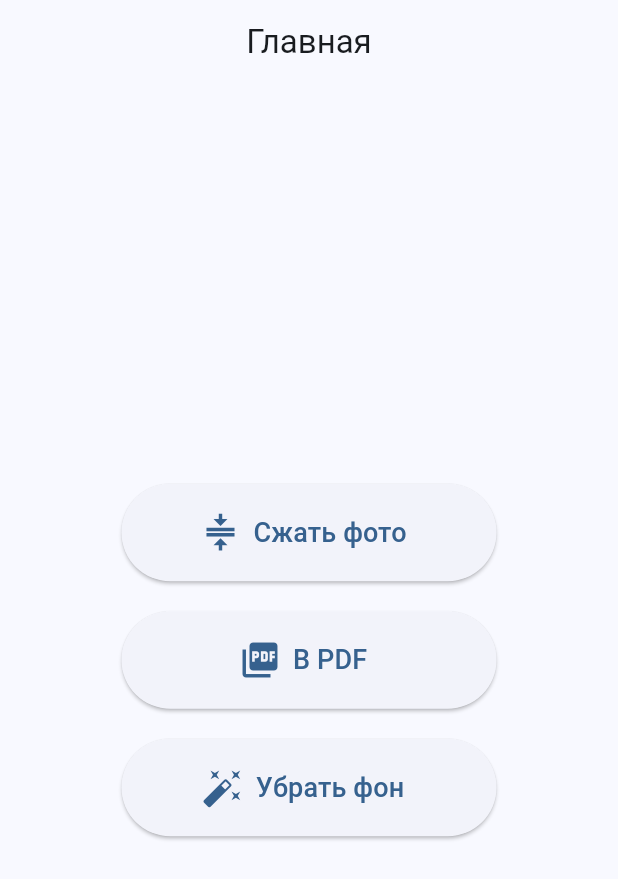
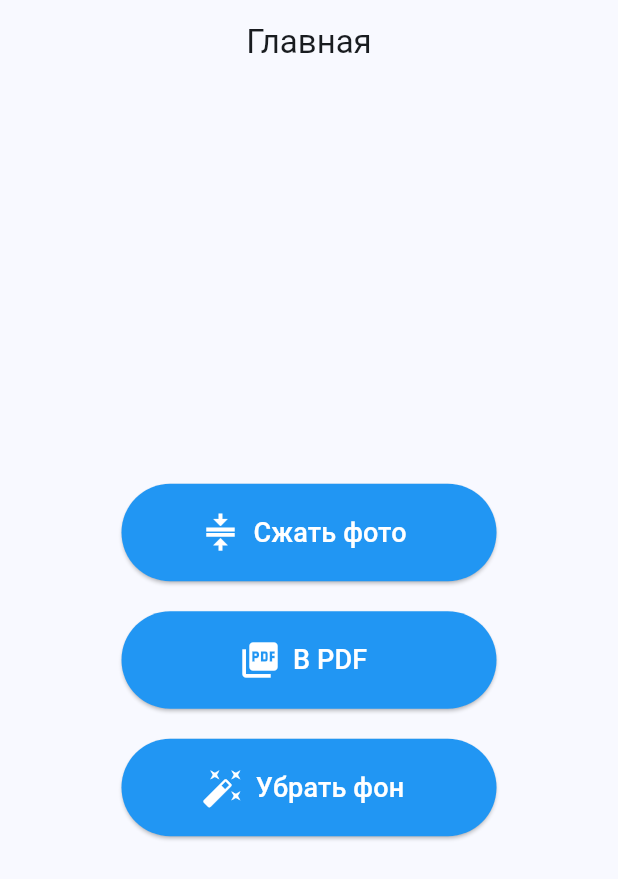
Before and after one commit to khmath2017-sys/my_photo_.com, a Flutter app: the screen it shows after launch, on a phone screen of 412 x 824 dp. Shown: the top 879 px of the screen. Run offline on Flutter 3.47's test engine with Material 3 defaults, Android fonts, the phone set to English and light mode, and no system bars; our stand-ins replace flutter_image_compress, image_picker, share_plus; missing offline and left inert: gal.

Commit message:
Update main.dart

```diff
--- a/lib/main.dart
+++ b/lib/main.dart
@@ -19,11 +19,28 @@ class MyApp extends StatelessWidget {
     return MaterialApp(
       title: 'Фото Утилиты',
       debugShowCheckedModeBanner: false,
-      theme: ThemeData(colorScheme: ColorScheme.fromSeed(seedColor: Colors.blue), useMaterial3: true),
+      theme: ThemeData(
+        colorScheme: ColorScheme.fromSeed(seedColor: Colors.blue),
+        useMaterial3: true,
+        elevatedButtonTheme: ElevatedButtonThemeData(
+          style: ElevatedButton.styleFrom(
+            backgroundColor: Colors.blue,
+            foregroundColor: Colors.white,
+          ),
+        ),
+        outlinedButtonTheme: OutlinedButtonThemeData(
+          style: OutlinedButton.styleFrom(
+            backgroundColor: Colors.blue,
+            foregroundColor: Colors.white,
+            side: const BorderSide(color: Colors.blue),
+          ),
+        ),
+      ),
       home: const HomePage(),
     );
   }
 }
+
 
 class HomePage extends StatelessWidget {
   const HomePage({super.key});
```
